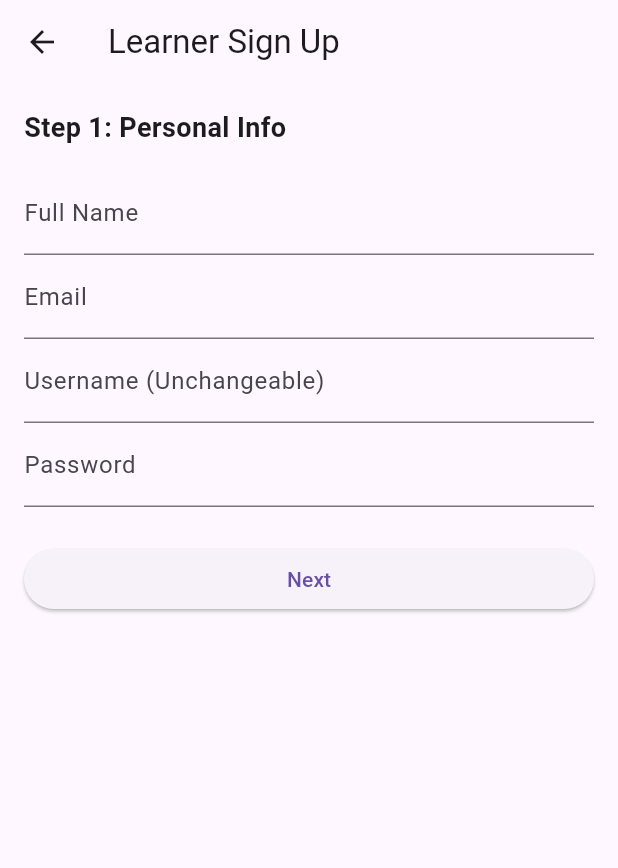
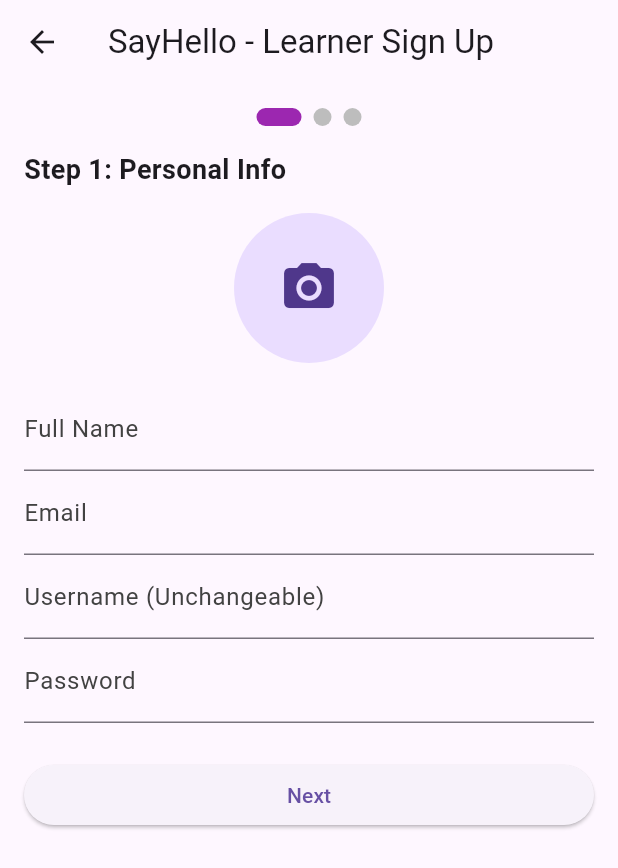
Before and after one commit to shoyeb017/SayHello_App_Fullstack, a Flutter app: the LearnerSignupPage screen opened directly, on a phone screen of 412 x 824 dp. Shown: the top 868 px of the screen. Run offline on Flutter 3.47's test engine with Material 3 defaults, Android fonts, the light colour scheme and no system bars; our stand-ins replace image_picker.

Commit message:
learner_signup

```diff
--- a/sayhello_app_frontend/lib/main.dart
+++ b/sayhello_app_frontend/lib/main.dart
@@ -2,8 +2,15 @@ import 'package:flutter/material.dart';
 import 'package:provider/provider.dart';
 
 import 'providers/theme_provider.dart';
+
+import 'screens/auth/landing_page.dart';
+import 'package:sayhello_app_frontend/screens/auth/learner_signin.dart';
+import 'package:sayhello_app_frontend/screens/auth/instructor_signin.dart';
+import 'package:sayhello_app_frontend/screens/auth/learner_signup.dart';
+import 'package:sayhello_app_frontend/screens/auth/instructor_signup.dart';
+
 import 'screens/learner/learner_main_tab.dart';
-import 'screens/auth/landing_page.dart';
+
 
 void main() {
   runApp(
@@ -51,7 +58,16 @@ class MyApp extends StatelessWidget {
       theme: ThemeData.light(),             // light theme
       darkTheme: customDarkTheme,           // custom dark theme
       // home: const LearnerMainTab(),
-      home: const LandingPage(),
+      // home: const LandingPage(),
+
+      initialRoute: '/',
+      routes: {
+        '/': (context) => const LandingPage(),
+        '/learner-signin': (context) => const LearnerSignInPage(),
+        '/instructor-signin': (context) => const InstructorSignInPage(),
+        '/learner-signup': (context) => const LearnerSignupPage(),
+        // '/instructor-signup': (context) => const InstructorSignupPage(),
+      },
     );
   }
 }
--- a/sayhello_app_frontend/lib/screens/auth/learner_signup.dart
+++ b/sayhello_app_frontend/lib/screens/auth/learner_signup.dart
@@ -1,4 +1,6 @@
 import 'package:flutter/material.dart';
+import 'package:image_picker/image_picker.dart';
+import 'dart:io';
 
 class LearnerSignupPage extends StatefulWidget {
   const LearnerSignupPage({super.key});
@@ -9,22 +11,30 @@ class LearnerSignupPage extends StatefulWidget {
 
 class _LearnerSignupPageState extends State<LearnerSignupPage> {
   int currentStep = 0;
-
   final _formKey = GlobalKey<FormState>();
 
-  // Step 1
+  // Fields
   String name = '', email = '', username = '', password = '';
-
-  // Step 2
-  String nativeLanguage = '', learningLanguage = '', skillLevel = '';
-
-  // Step 3
-  DateTime? dateOfBirth;
+  String nativeLanguage = '', learningLanguage = '';
+  double skillLevel = 0.0;
+  DateTime? dob;
   String gender = '', country = '', bio = '';
   List<String> interests = [];
-  final List<String> allInterests = [
-    'Music', 'Travel', 'Books', 'Gaming', 'Cooking', 'Movies', 'Photography', 'Art', 'Fitness', 'Others'
+  File? profileImage;
+
+  final languageOptions = ['English', 'Arabic', 'Japanese', 'Bangla', 'Korean'];
+  final genderOptions = ['Male', 'Female', 'Other'];
+  final countryOptions = ['Bangladesh', 'USA', 'Japan', 'Korea', 'Saudi Arabia', 'Other'];
+  final allInterests = [
+    'Music', 'Travel', 'Books', 'Gaming', 'Cooking', 'Movies', 'Photography', 'Fitness', 'Art', 'Others'
   ];
+
+  Future<void> pickImage() async {
+    final picked = await ImagePicker().pickImage(source: ImageSource.gallery);
+    if (picked != null) {
+      setState(() => profileImage = File(picked.path));
+    }
+  }
 
   void nextStep() {
     if (_formKey.currentState!.validate()) {
@@ -32,13 +42,10 @@ class _LearnerSignupPageState extends State<LearnerSignupPage> {
     }
   }
 
-  void previousStep() {
-    setState(() => currentStep--);
-  }
+  void previousStep() => setState(() => currentStep--);
 
   void submitForm() {
     _formKey.currentState!.save();
-    // Handle actual signup logic here
     ScaffoldMessenger.of(context).showSnackBar(
       const SnackBar(content: Text('Learner Registered Successfully!')),
     );
@@ -47,40 +54,57 @@ class _LearnerSignupPageState extends State<LearnerSignupPage> {
   @override
   Widget build(BuildContext context) {
     final isDark = Theme.of(context).brightness == Brightness.dark;
+    final labelStyle = TextStyle(color: isDark ? Colors.white70 : Colors.grey[800]);
 
     return Scaffold(
-      appBar: AppBar(title: const Text('Learner Sign Up')),
+      appBar: AppBar(title: const Text('SayHello - Learner Sign Up')),
       body: Form(
         key: _formKey,
         child: Padding(
           padding: const EdgeInsets.all(16),
+          child: Column(
+            children: [
+              StepProgressIndicator(currentStep: currentStep),
+              const SizedBox(height: 16),
+              Expanded(
                 child: IndexedStack(
                   index: currentStep,
                   children: [
-              // Step 1: Personal Info
+                    // STEP 1: Personal Info
                     ListView(
                       children: [
                         const Text('Step 1: Personal Info', style: TextStyle(fontSize: 18, fontWeight: FontWeight.bold)),
                         const SizedBox(height: 16),
+                        GestureDetector(
+                          onTap: pickImage,
+                          child: CircleAvatar(
+                            radius: 50,
+                            backgroundImage: profileImage != null ? FileImage(profileImage!) : null,
+                            child: profileImage == null
+                                ? const Icon(Icons.camera_alt, size: 40)
+                                : null,
+                          ),
+                        ),
+                        const SizedBox(height: 16),
                         TextFormField(
-                    decoration: const InputDecoration(labelText: 'Full Name'),
+                          decoration: InputDecoration(labelText: 'Full Name', labelStyle: labelStyle),
                           onSaved: (val) => name = val ?? '',
                           validator: (val) => val!.isEmpty ? 'Required' : null,
                         ),
                         TextFormField(
-                    decoration: const InputDecoration(labelText: 'Email'),
+                          decoration: InputDecoration(labelText: 'Email', labelStyle: labelStyle),
                           keyboardType: TextInputType.emailAddress,
                           onSaved: (val) => email = val ?? '',
                           validator: (val) => val!.isEmpty ? 'Required' : null,
                         ),
                         TextFormField(
-                    decoration: const InputDecoration(labelText: 'Username (Unchangeable)'),
+                          decoration: InputDecoration(labelText: 'Username (Unchangeable)', labelStyle: labelStyle),
                           onSaved: (val) => username = val ?? '',
                           validator: (val) => val!.isEmpty ? 'Required' : null,
                         ),
                         TextFormField(
                           obscureText: true,
-                    decoration: const InputDecoration(labelText: 'Password'),
+                          decoration: InputDecoration(labelText: 'Password', labelStyle: labelStyle),
                           onSaved: (val) => password = val ?? '',
                           validator: (val) => val!.length < 6 ? 'Min 6 characters' : null,
                         ),
@@ -89,25 +113,38 @@ class _LearnerSignupPageState extends State<LearnerSignupPage> {
                       ],
                     ),
 
-              // Step 2: Language Info
+                    // STEP 2: Language Info
                     ListView(
                       children: [
                         const Text('Step 2: Language Info', style: TextStyle(fontSize: 18, fontWeight: FontWeight.bold)),
                         const SizedBox(height: 16),
-                  TextFormField(
+                        DropdownButtonFormField<String>(
                           decoration: const InputDecoration(labelText: 'Native Language (Unchangeable)'),
-                    onSaved: (val) => nativeLanguage = val ?? '',
-                    validator: (val) => val!.isEmpty ? 'Required' : null,
+                          value: nativeLanguage.isNotEmpty ? nativeLanguage : null,
+                          items: languageOptions
+                              .map((lang) => DropdownMenuItem(value: lang, child: Text(lang)))
+                              .toList(),
+                          onChanged: (val) => setState(() => nativeLanguage = val ?? ''),
+                          validator: (val) => val == null ? 'Required' : null,
                         ),
-                  TextFormField(
+                        DropdownButtonFormField<String>(
                           decoration: const InputDecoration(labelText: 'Learning Language (Unchangeable)'),
-                    onSaved: (val) => learningLanguage = val ?? '',
-                    validator: (val) => val!.isEmpty ? 'Required' : null,
+                          value: learningLanguage.isNotEmpty ? learningLanguage : null,
+                          items: languageOptions
+                              .map((lang) => DropdownMenuItem(value: lang, child: Text(lang)))
+                              .toList(),
+                          onChanged: (val) => setState(() => learningLanguage = val ?? ''),
+                          validator: (val) => val == null ? 'Required' : null,
                         ),
-                  TextFormField(
-                    decoration: const InputDecoration(labelText: 'Skill Level (e.g. Beginner, Intermediate)'),
-                    onSaved: (val) => skillLevel = val ?? '',
-                    validator: (val) => val!.isEmpty ? 'Required' : null,
+                        const SizedBox(height: 16),
+                        const Text('Skill Level'),
+                        Slider(
+                          value: skillLevel,
+                          divisions: 4,
+                          label: ['Beginner', 'Basic', 'Intermediate', 'Advanced', 'Fluent'][skillLevel.toInt()],
+                          onChanged: (val) => setState(() => skillLevel = val),
+                          min: 0,
+                          max: 4,
                         ),
                         const SizedBox(height: 24),
                         Row(
@@ -120,22 +157,28 @@ class _LearnerSignupPageState extends State<LearnerSignupPage> {
                       ],
                     ),
 
-              // Step 3: More Info
+                    // STEP 3: More Info
                     ListView(
                       children: [
-                  const Text('Step 3: Profile Info', style: TextStyle(fontSize: 18, fontWeight: FontWeight.bold)),
+                        const Text('Step 3: Additional Info', style: TextStyle(fontSize: 18, fontWeight: FontWeight.bold)),
+                        const SizedBox(height: 16),
+                        DropdownButtonFormField<String>(
+                          decoration: const InputDecoration(labelText: 'Gender'),
+                          value: gender.isNotEmpty ? gender : null,
+                          items: genderOptions.map((g) => DropdownMenuItem(value: g, child: Text(g))).toList(),
+                          onChanged: (val) => setState(() => gender = val ?? ''),
+                        ),
+                        DropdownButtonFormField<String>(
+                          decoration: const InputDecoration(labelText: 'Country'),
+                          value: country.isNotEmpty ? country : null,
+                          items: countryOptions.map((c) => DropdownMenuItem(value: c, child: Text(c))).toList(),
+                          onChanged: (val) => setState(() => country = val ?? ''),
+                        ),
                         const SizedBox(height: 16),
                         TextFormField(
                           decoration: const InputDecoration(labelText: 'Bio'),
+                          maxLines: 3,
                           onSaved: (val) => bio = val ?? '',
-                  ),
-                  TextFormField(
-                    decoration: const InputDecoration(labelText: 'Country'),
-                    onSaved: (val) => country = val ?? '',
-                  ),
-                  TextFormField(
-                    decoration: const InputDecoration(labelText: 'Gender'),
-                    onSaved: (val) => gender = val ?? '',
                         ),
                         const SizedBox(height: 16),
                         const Text('Date of Birth'),
@@ -147,14 +190,14 @@ class _LearnerSignupPageState extends State<LearnerSignupPage> {
                               firstDate: DateTime(1950),
                               lastDate: DateTime.now(),
                             );
-                      setState(() => dateOfBirth = picked);
+                            setState(() => dob = picked);
                           },
-                    child: Text(dateOfBirth == null
+                          child: Text(dob == null
                               ? 'Choose DOB'
-                        : '${dateOfBirth!.day}/${dateOfBirth!.month}/${dateOfBirth!.year}'),
+                              : '${dob!.day}/${dob!.month}/${dob!.year}'),
                         ),
                         const SizedBox(height: 16),
-                  const Text('Select Interests (multiple):'),
+                        const Text('Select Interests'),
                         Wrap(
                           spacing: 8,
                           children: allInterests.map((interest) {
@@ -162,9 +205,9 @@ class _LearnerSignupPageState extends State<LearnerSignupPage> {
                             return FilterChip(
                               label: Text(interest),
                               selected: selected,
-                        onSelected: (bool value) {
+                              onSelected: (val) {
                                 setState(() {
-                            if (value) {
+                                  if (val) {
                                     interests.add(interest);
                                   } else {
                                     interests.remove(interest);
@@ -181,8 +224,11 @@ class _LearnerSignupPageState extends State<LearnerSignupPage> {
                             OutlinedButton(onPressed: previousStep, child: const Text('Back')),
                             ElevatedButton(onPressed: submitForm, child: const Text('Submit')),
                           ],
-                  )
+                        ),
                       ],
+                    ),
+                  ],
+                ),
               ),
             ],
           ),
@@ -191,3 +237,31 @@ class _LearnerSignupPageState extends State<LearnerSignupPage> {
     );
   }
 }
+
+// --------------------------
+// Progress Indicator Widget
+// --------------------------
+class StepProgressIndicator extends StatelessWidget {
+  final int currentStep;
+  const StepProgressIndicator({super.key, required this.currentStep});
+
+  @override
+  Widget build(BuildContext context) {
+    const totalSteps = 3;
+    return Row(
+      mainAxisAlignment: MainAxisAlignment.center,
+      children: List.generate(totalSteps, (index) {
+        return AnimatedContainer(
+          duration: const Duration(milliseconds: 300),
+          margin: const EdgeInsets.symmetric(horizontal: 4),
+          width: currentStep == index ? 30 : 12,
+          height: 12,
+          decoration: BoxDecoration(
+            color: currentStep >= index ? Colors.purple : Colors.grey[400],
+            borderRadius: BorderRadius.circular(6),
+          ),
+        );
+      }),
+    );
+  }
+}
--- a/sayhello_app_frontend/pubspec.yaml
+++ b/sayhello_app_frontend/pubspec.yaml
@@ -35,6 +35,7 @@ dependencies:
   # The following adds the Cupertino Icons font to your application.
   # Use with the CupertinoIcons class for iOS style icons.
   cupertino_icons: ^1.0.8
+  image_picker: ^1.0.4
 
 dev_dependencies:
   flutter_test:
```
Also changed, not shown: sayhello_app_frontend/pubspec.lock, 6 other files. Lines whose indentation alone changed are shown as unchanged.
